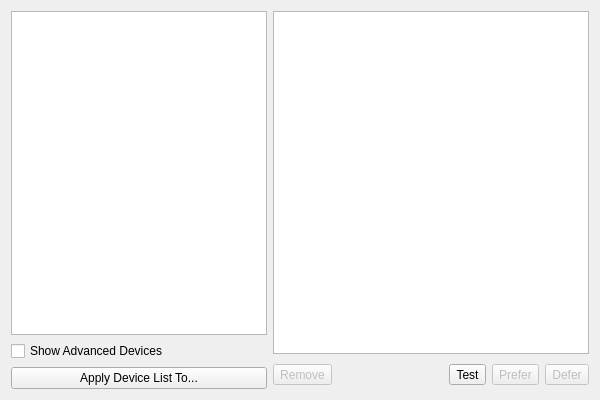
First picture: the form in phonon/kcm/devicepreference.ui, repository KDE/kde-runtime, before the edit.
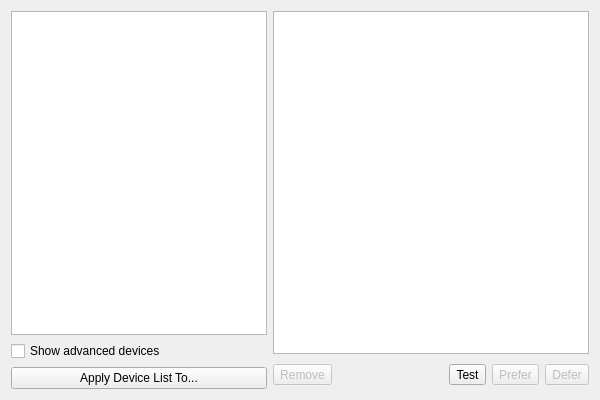
Second picture: the form after the edit.

What changed in the file:
```diff
--- a/phonon/kcm/devicepreference.ui
+++ b/phonon/kcm/devicepreference.ui
@@ -43,7 +43,7 @@
        <item>
         <widget class="QCheckBox" name="showCheckBox" >
          <property name="text" >
-          <string>Show Advanced Devices</string>
+          <string>Show advanced devices</string>
          </property>
         </widget>
        </item>
```
